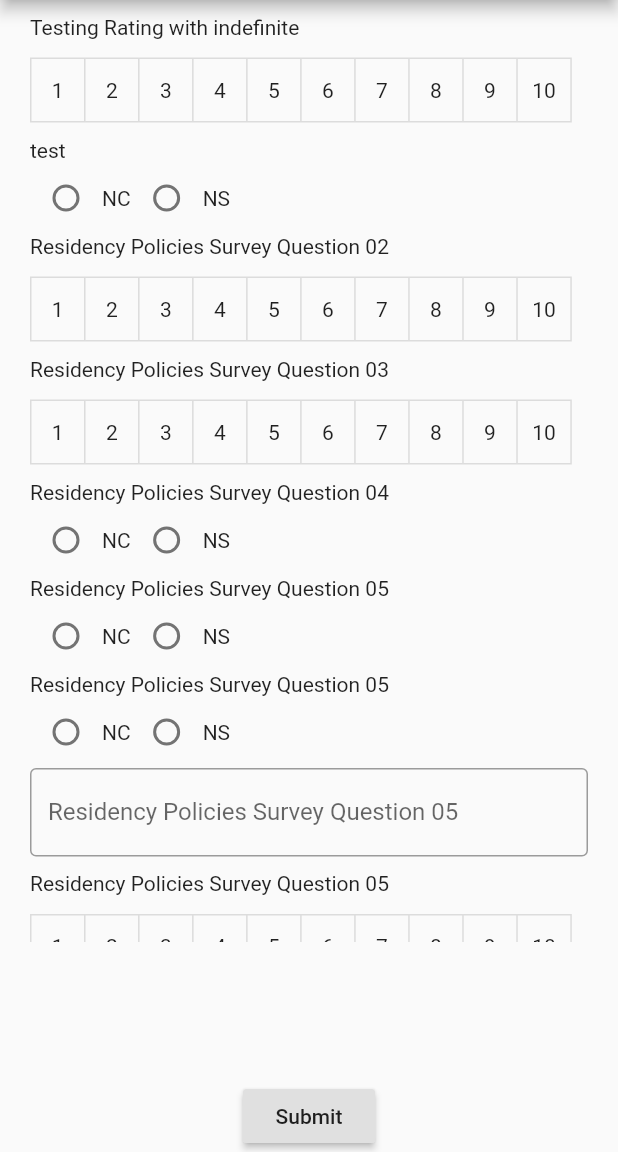
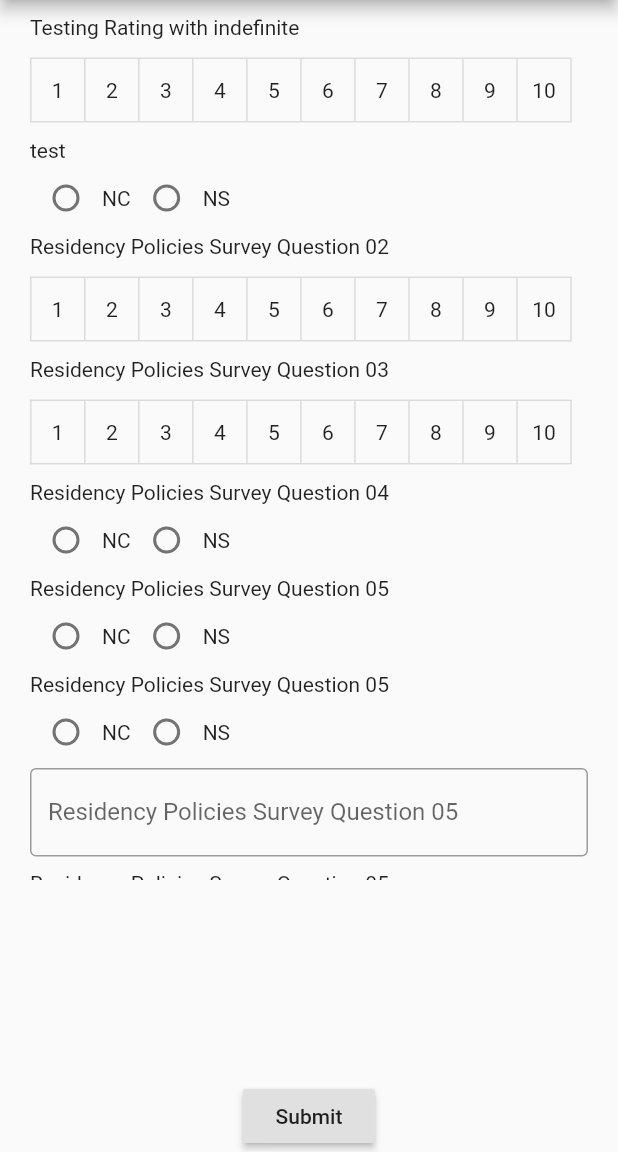
Before and after one commit to Thalinda/My_pcakages, a Flutter app: the screen it shows after launch, on a phone screen of 412 x 824 dp, the part 84-1236 px from its top. Run offline on Flutter 3.47's test engine with Material 2 defaults, Android fonts, the phone set to English and light mode, and no system bars; our stand-ins replace dropdown_search, get.

Commit message:
Updated the height

```diff
--- a/packages/dynamicform/lib/calldynamic.dart
+++ b/packages/dynamicform/lib/calldynamic.dart
@@ -28,7 +28,7 @@ class _GenerateDyamicFormState extends State<GenerateDyamicForm> {
       child: SingleChildScrollView(
         child: SizedBox(
           width: MediaQuery.of(context).size.width,
-          height: MediaQuery.of(context).size.height * 0.75,
+          height: MediaQuery.of(context).size.height * 0.70,
           child: ListView.builder(
             // shrinkWrap: true,
             cacheExtent: 100000000,
```
